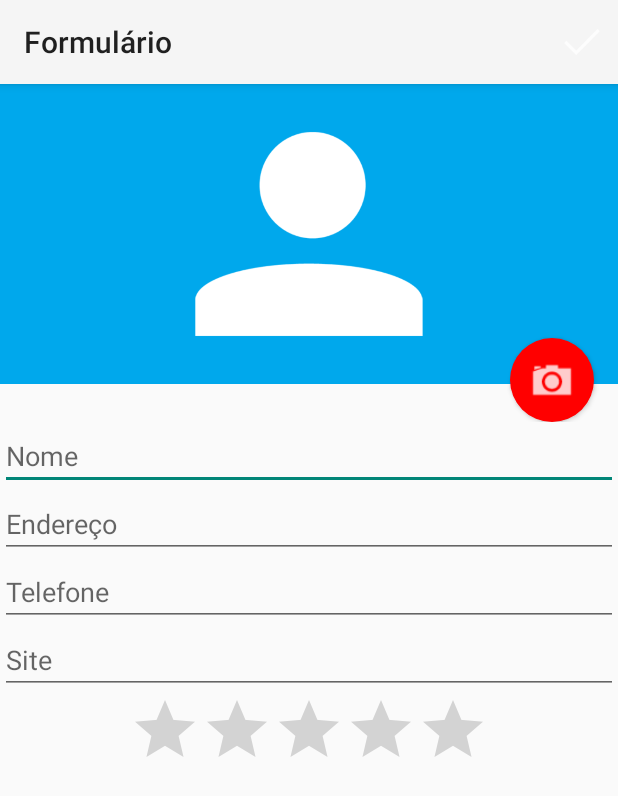
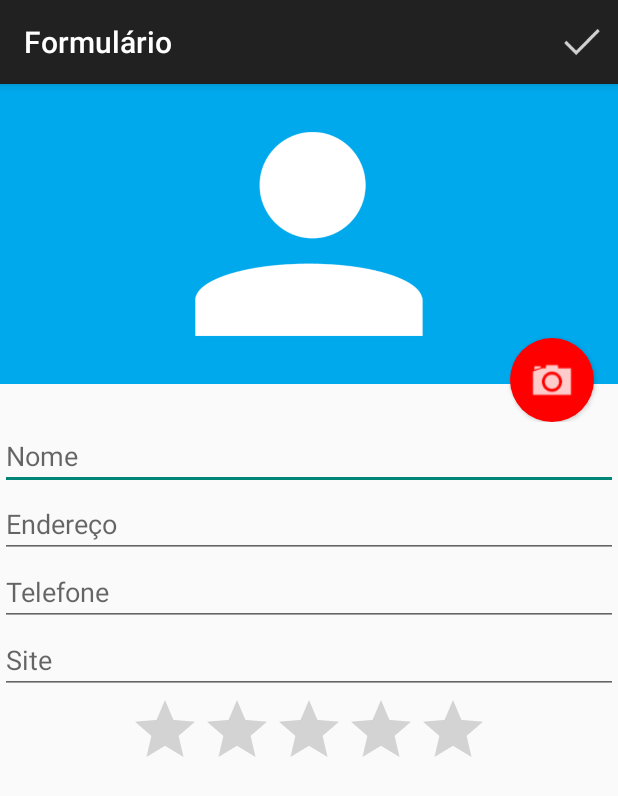
Before and after one commit to JoseAlan/android-alura-3, an Android app: the FormularioActivity screen opened directly, with no data from a screen before it, on a phone screen of 412 x 824 dp. Shown: the top 796 px of the screen. Run offline under Robolectric (Android 15) with nearby library versions, the phone set to English and light mode, and no system bars.

```diff
--- a/app/src/main/res/layout/activity_formulario.xml
+++ b/app/src/main/res/layout/activity_formulario.xml
@@ -33,22 +33,22 @@
 
         <EditText android:layout_width="match_parent"
             android:layout_height="wrap_content"
-            android:hint="Nome"
+            android:hint="@string/campo_nome"
             android:id="@+id/formulario_nome"/>
 
         <EditText android:layout_width="match_parent"
             android:layout_height="wrap_content"
-            android:hint="Endereço"
+            android:hint="@string/campo_endereco"
             android:id="@+id/formulario_endereco"/>
 
         <EditText android:layout_width="match_parent"
             android:layout_height="wrap_content"
-            android:hint="Telefone"
+            android:hint="@string/campo_telefone"
             android:id="@+id/formulario_telefone"/>
 
         <EditText android:layout_width="match_parent"
             android:layout_height="wrap_content"
-            android:hint="Site"
+            android:hint="@string/campo_site"
             android:id="@+id/formulario_site"/>
 
         <RatingBar
--- a/app/src/main/res/values/strings.xml
+++ b/app/src/main/res/values/strings.xml
@@ -1,7 +1,14 @@
 <resources>
     <string name="app_name">Agenda</string>
+    <string name="campo_nome">Nome</string>
+    <string name="campo_endereco">Endereço</string>
+    <string name="campo_telefone">Telefone</string>
+    <string name="campo_site">Site</string>
+
 
     <string name="hello_world">Hello world!</string>
     <string name="action_settings">Settings</string>
     <string name="title_activity_formulario">Formulário</string>
+
+
 </resources>
--- a/app/src/main/res/values/styles.xml
+++ b/app/src/main/res/values/styles.xml
@@ -1,7 +1,7 @@
 <resources>
 
     <!-- Base application theme. -->
-    <style name="AppTheme" parent="Base.V7.Theme.AppCompat.Light">
+    <style name="AppTheme" parent="Base.Theme.AppCompat.Light.DarkActionBar">
         <!-- Customize your theme here. -->
     </style>
 
```
Also changed, not shown: app/src/main/java/br/com/alura/agenda/adapter/AlunosAdapter.java (+8 -0 lines), app/src/main/res/layout-land/list_item.xml (+25 -0 lines), 22 other files.
